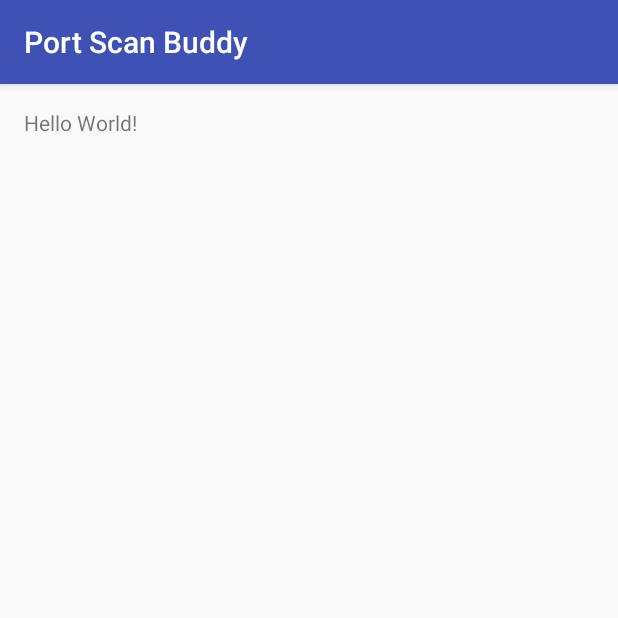
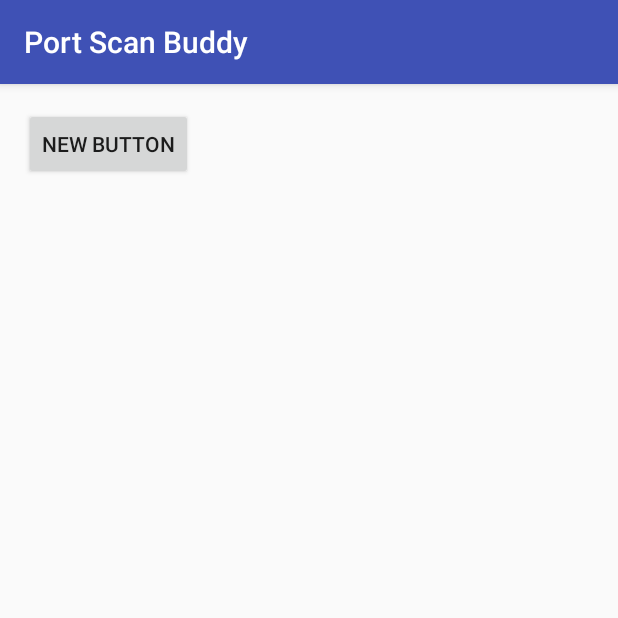
Before and after one commit to prebenve/Port-Scan-Buddy, an Android app: the screen it shows after launch (MainActivity), on a phone screen of 412 x 824 dp, the top half of it. Run offline under Robolectric (Android 15) with nearby library versions, the phone set to English and light mode, and no system bars.

```diff
--- a/app/src/main/java/com/example/preben/portscanbuddy/MainActivity.java
+++ b/app/src/main/java/com/example/preben/portscanbuddy/MainActivity.java
@@ -9,6 +9,6 @@ public class MainActivity extends AppCompatActivity {
     protected void onCreate(Bundle savedInstanceState) {
         super.onCreate(savedInstanceState);
         setContentView(R.layout.activity_main);
-        int test = 1;
+
     }
 }
--- a/app/src/main/res/layout/activity_main.xml
+++ b/app/src/main/res/layout/activity_main.xml
@@ -9,8 +9,9 @@
     android:paddingTop="@dimen/activity_vertical_margin"
     tools:context="com.example.preben.portscanbuddy.MainActivity">
 
-    <TextView
+    <Button
         android:layout_width="wrap_content"
         android:layout_height="wrap_content"
-        android:text="Hello World!" />
+        android:text="New Button"
+        android:id="@+id/button" />
 </RelativeLayout>
```
Also changed, not shown: app/src/main/java/com/example/preben/portscanbuddy/Host.java (added, +21 -0 lines).
